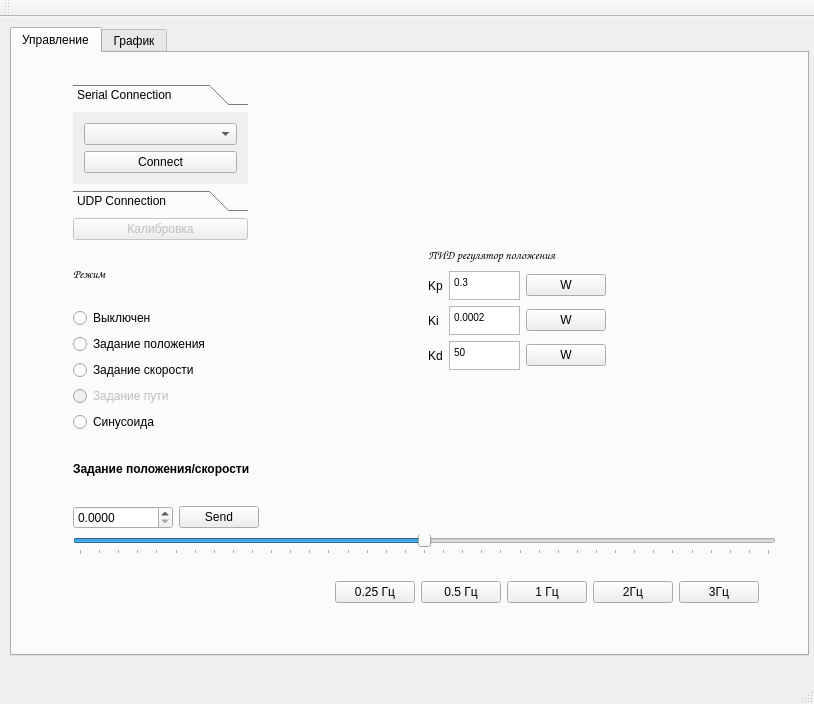
bauman-robotics/BLDC-control_SM7, file GUI/mainwindow.ui: the form before one commit.
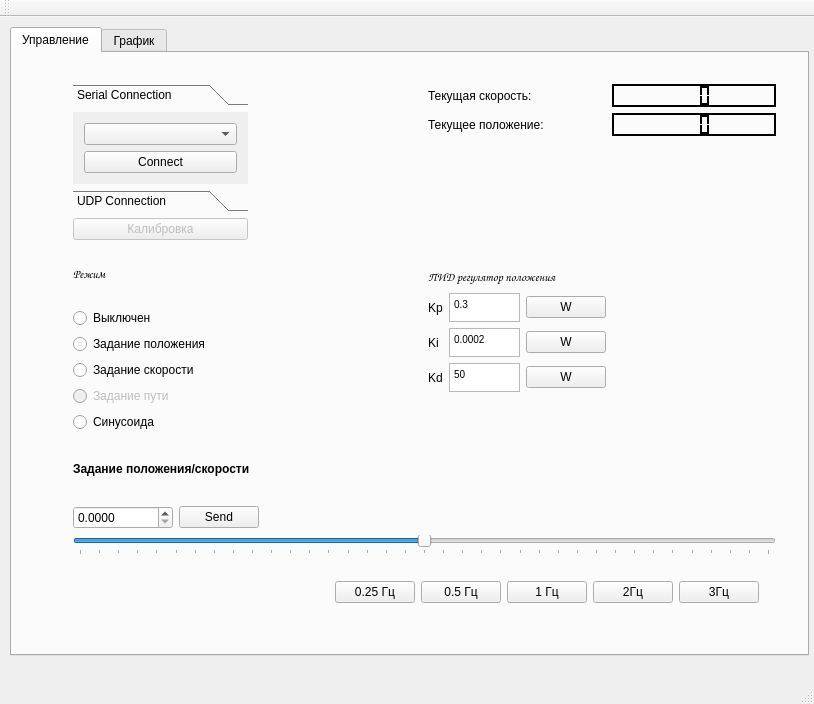
The form after the commit. The open tabs and pages were chosen to show the change. Custom widgets are drawn as their Qt base class.

Commit message: GUI add pos and speed visualisation

The edit to the form file:
```diff
--- a/GUI/mainwindow.ui
+++ b/GUI/mainwindow.ui
@@ -349,7 +349,21 @@
         </item>
         <item row="0" column="1" rowspan="2">
          <layout class="QGridLayout" name="gridLayout_4">
-          <item row="1" column="1">
+          <item row="3" column="0">
+           <widget class="QLabel" name="label_6">
+            <property name="font">
+             <font>
+              <family>Comic Sans MS</family>
+              <weight>75</weight>
+              <bold>true</bold>
+             </font>
+            </property>
+            <property name="text">
+             <string>ПИД регулятор положения</string>
+            </property>
+           </widget>
+          </item>
+          <item row="3" column="1">
            <spacer name="horizontalSpacer_3">
             <property name="orientation">
              <enum>Qt::Horizontal</enum>
@@ -363,6 +377,19 @@
            </spacer>
           </item>
           <item row="2" column="0">
+           <spacer name="verticalSpacer_2">
+            <property name="orientation">
+             <enum>Qt::Vertical</enum>
+            </property>
+            <property name="sizeHint" stdset="0">
+             <size>
+              <width>20</width>
+              <height>40</height>
+             </size>
+            </property>
+           </spacer>
+          </item>
+          <item row="4" column="0">
            <layout class="QVBoxLayout" name="verticalLayout">
             <item>
              <layout class="QHBoxLayout" name="horizontalLayout">
@@ -503,31 +530,868 @@
            </layout>
           </item>
           <item row="1" column="0">
-           <widget class="QLabel" name="label_6">
-            <property name="font">
-             <font>
-              <family>Comic Sans MS</family>
-              <weight>75</weight>
-              <bold>true</bold>
-             </font>
-            </property>
+           <widget class="QLabel" name="label_pos">
             <property name="text">
-             <string>ПИД регулятор положения</string>
+             <string>Текущее положение:</string>
             </property>
            </widget>
           </item>
           <item row="0" column="0">
-           <spacer name="verticalSpacer_2">
-            <property name="orientation">
-             <enum>Qt::Vertical</enum>
+           <widget class="QLabel" name="label_speed">
+            <property name="text">
+             <string>Текущая скорость:</string>
             </property>
-            <property name="sizeHint" stdset="0">
-             <size>
-              <width>20</width>
-              <height>40</height>
-             </size>
+           </widget>
+          </item>
+          <item row="0" column="1">
+           <widget class="QLCDNumber" name="speed_output">
+            <property name="palette">
+             <palette>
+              <active>
+               <colorrole role="WindowText">
+                <brush brushstyle="SolidPattern">
+                 <color alpha="255">
+                  <red>255</red>
+                  <green>255</green>
+                  <blue>255</blue>
+                 </color>
+                </brush>
+               </colorrole>
+               <colorrole role="Button">
+                <brush brushstyle="SolidPattern">
+                 <color alpha="255">
+                  <red>0</red>
+                  <green>0</green>
+                  <blue>0</blue>
+                 </color>
+                </brush>
+               </colorrole>
+               <colorrole role="Light">
+                <brush brushstyle="SolidPattern">
+                 <color alpha="255">
+                  <red>0</red>
+                  <green>0</green>
+                  <blue>0</blue>
+                 </color>
+                </brush>
+               </colorrole>
+               <colorrole role="Midlight">
+                <brush brushstyle="SolidPattern">
+                 <color alpha="255">
+                  <red>0</red>
+                  <green>0</green>
+                  <blue>0</blue>
+                 </color>
+                </brush>
+               </colorrole>
+               <colorrole role="Dark">
+                <brush brushstyle="SolidPattern">
+                 <color alpha="255">
+                  <red>0</red>
+                  <green>0</green>
+                  <blue>0</blue>
+                 </color>
+                </brush>
+               </colorrole>
+               <colorrole role="Mid">
+                <brush brushstyle="SolidPattern">
+                 <color alpha="255">
+                  <red>0</red>
+                  <green>0</green>
+                  <blue>0</blue>
+                 </color>
+                </brush>
+               </colorrole>
+               <colorrole role="Text">
+                <brush brushstyle="SolidPattern">
+                 <color alpha="255">
+                  <red>255</red>
+                  <green>255</green>
+                  <blue>255</blue>
+                 </color>
+                </brush>
+               </colorrole>
+               <colorrole role="BrightText">
+                <brush brushstyle="SolidPattern">
+                 <color alpha="255">
+                  <red>255</red>
+                  <green>255</green>
+                  <blue>255</blue>
+                 </color>
+                </brush>
+               </colorrole>
+               <colorrole role="ButtonText">
+                <brush brushstyle="SolidPattern">
+                 <color alpha="255">
+                  <red>255</red>
+                  <green>255</green>
+                  <blue>255</blue>
+                 </color>
+                </brush>
+               </colorrole>
+               <colorrole role="Base">
+                <brush brushstyle="SolidPattern">
+                 <color alpha="255">
+                  <red>0</red>
+                  <green>0</green>
+                  <blue>0</blue>
+                 </color>
+                </brush>
+               </colorrole>
+               <colorrole role="Window">
+                <brush brushstyle="SolidPattern">
+                 <color alpha="255">
+                  <red>0</red>
+                  <green>0</green>
+                  <blue>0</blue>
+                 </color>
+                </brush>
+               </colorrole>
+               <colorrole role="Shadow">
+                <brush brushstyle="SolidPattern">
+                 <color alpha="255">
+                  <red>0</red>
+                  <green>0</green>
+                  <blue>0</blue>
+                 </color>
+                </brush>
+               </colorrole>
+               <colorrole role="AlternateBase">
+                <brush brushstyle="SolidPattern">
+                 <color alpha="255">
+                  <red>0</red>
+                  <green>0</green>
+                  <blue>0</blue>
+                 </color>
+                </brush>
+               </colorrole>
+               <colorrole role="ToolTipBase">
+                <brush brushstyle="SolidPattern">
+                 <color alpha="255">
+                  <red>255</red>
+                  <green>255</green>
+                  <blue>220</blue>
+                 </color>
+                </brush>
+               </colorrole>
+               <colorrole role="ToolTipText">
+                <brush brushstyle="SolidPattern">
+                 <color alpha="255">
+                  <red>0</red>
+                  <green>0</green>
+                  <blue>0</blue>
+                 </color>
+                </brush>
+               </colorrole>
+              </active>
+              <inactive>
+               <colorrole role="WindowText">
+                <brush brushstyle="SolidPattern">
+                 <color alpha="255">
+                  <red>255</red>
+                  <green>255</green>
+                  <blue>255</blue>
+                 </color>
+                </brush>
+               </colorrole>
+               <colorrole role="Button">
+                <brush brushstyle="SolidPattern">
+                 <color alpha="255">
+                  <red>0</red>
+                  <green>0</green>
+                  <blue>0</blue>
+                 </color>
+                </brush>
+               </colorrole>
+               <colorrole role="Light">
+                <brush brushstyle="SolidPattern">
+                 <color alpha="255">
+                  <red>0</red>
+                  <green>0</green>
+                  <blue>0</blue>
+                 </color>
+                </brush>
+               </colorrole>
+               <colorrole role="Midlight">
+                <brush brushstyle="SolidPattern">
+                 <color alpha="255">
+                  <red>0</red>
+                  <green>0</green>
+                  <blue>0</blue>
+                 </color>
+                </brush>
+               </colorrole>
+               <colorrole role="Dark">
+                <brush brushstyle="SolidPattern">
+                 <color alpha="255">
+                  <red>0</red>
+                  <green>0</green>
+                  <blue>0</blue>
+                 </color>
+                </brush>
+               </colorrole>
+               <colorrole role="Mid">
+                <brush brushstyle="SolidPattern">
+                 <color alpha="255">
+                  <red>0</red>
+                  <green>0</green>
+                  <blue>0</blue>
+                 </color>
+                </brush>
+               </colorrole>
+               <colorrole role="Text">
+                <brush brushstyle="SolidPattern">
+                 <color alpha="255">
+                  <red>255</red>
+                  <green>255</green>
+                  <blue>255</blue>
+                 </color>
+                </brush>
+               </colorrole>
+               <colorrole role="BrightText">
+                <brush brushstyle="SolidPattern">
+                 <color alpha="255">
+                  <red>255</red>
+                  <green>255</green>
+                  <blue>255</blue>
+                 </color>
+                </brush>
+               </colorrole>
+               <colorrole role="ButtonText">
+                <brush brushstyle="SolidPattern">
+                 <color alpha="255">
+                  <red>255</red>
+                  <green>255</green>
+                  <blue>255</blue>
+                 </color>
+                </brush>
+               </colorrole>
+               <colorrole role="Base">
+                <brush brushstyle="SolidPattern">
+                 <color alpha="255">
+                  <red>0</red>
+                  <green>0</green>
+                  <blue>0</blue>
+                 </color>
+                </brush>
+               </colorrole>
+               <colorrole role="Window">
+                <brush brushstyle="SolidPattern">
+                 <color alpha="255">
+                  <red>0</red>
+                  <green>0</green>
+                  <blue>0</blue>
+                 </color>
+                </brush>
+               </colorrole>
+               <colorrole role="Shadow">
+                <brush brushstyle="SolidPattern">
+                 <color alpha="255">
+                  <red>0</red>
+                  <green>0</green>
+                  <blue>0</blue>
+                 </color>
+                </brush>
+               </colorrole>
+               <colorrole role="AlternateBase">
+                <brush brushstyle="SolidPattern">
+                 <color alpha="255">
+                  <red>0</red>
+                  <green>0</green>
+                  <blue>0</blue>
+                 </color>
+                </brush>
+               </colorrole>
+               <colorrole role="ToolTipBase">
+                <brush brushstyle="SolidPattern">
+                 <color alpha="255">
+                  <red>255</red>
+                  <green>255</green>
+                  <blue>220</blue>
+                 </color>
+                </brush>
+               </colorrole>
+               <colorrole role="ToolTipText">
+                <brush brushstyle="SolidPattern">
+                 <color alpha="255">
+                  <red>0</red>
+                  <green>0</green>
+                  <blue>0</blue>
+                 </color>
+                </brush>
+               </colorrole>
+              </inactive>
+              <disabled>
+               <colorrole role="WindowText">
+                <brush brushstyle="SolidPattern">
+                 <color alpha="255">
+                  <red>0</red>
+                  <green>0</green>
+                  <blue>0</blue>
+                 </color>
+                </brush>
+               </colorrole>
+               <colorrole role="Button">
+                <brush brushstyle="SolidPattern">
+                 <color alpha="255">
+                  <red>0</red>
+                  <green>0</green>
+                  <blue>0</blue>
+                 </color>
+                </brush>
+               </colorrole>
+               <colorrole role="Light">
+                <brush brushstyle="SolidPattern">
+                 <color alpha="255">
+                  <red>0</red>
+                  <green>0</green>
+                  <blue>0</blue>
+                 </color>
+                </brush>
+               </colorrole>
+               <colorrole role="Midlight">
+                <brush brushstyle="SolidPattern">
+                 <color alpha="255">
+                  <red>0</red>
+                  <green>0</green>
+                  <blue>0</blue>
+                 </color>
+                </brush>
+               </colorrole>
+               <colorrole role="Dark">
+                <brush brushstyle="SolidPattern">
+                 <color alpha="255">
+                  <red>0</red>
+                  <green>0</green>
+                  <blue>0</blue>
+                 </color>
+                </brush>
+               </colorrole>
+               <colorrole role="Mid">
+                <brush brushstyle="SolidPattern">
+                 <color alpha="255">
+                  <red>0</red>
+                  <green>0</green>
+                  <blue>0</blue>
+                 </color>
+                </brush>
+               </colorrole>
+               <colorrole role="Text">
+                <brush brushstyle="SolidPattern">
+                 <color alpha="255">
+                  <red>0</red>
+                  <green>0</green>
+                  <blue>0</blue>
+                 </color>
+                </brush>
+               </colorrole>
+               <colorrole role="BrightText">
+                <brush brushstyle="SolidPattern">
+                 <color alpha="255">
+                  <red>255</red>
+                  <green>255</green>
+                  <blue>255</blue>
+                 </color>
+                </brush>
+               </colorrole>
+               <colorrole role="ButtonText">
+                <brush brushstyle="SolidPattern">
+                 <color alpha="255">
+                  <red>0</red>
+                  <green>0</green>
+                  <blue>0</blue>
+                 </color>
+                </brush>
+               </colorrole>
+               <colorrole role="Base">
+                <brush brushstyle="SolidPattern">
+                 <color alpha="255">
+                  <red>0</red>
+                  <green>0</green>
+                  <blue>0</blue>
+                 </color>
+                </brush>
+               </colorrole>
+               <colorrole role="Window">
+                <brush brushstyle="SolidPattern">
+                 <color alpha="255">
+                  <red>0</red>
+                  <green>0</green>
+                  <blue>0</blue>
+                 </color>
+                </brush>
+               </colorrole>
+               <colorrole role="Shadow">
+                <brush brushstyle="SolidPattern">
+                 <color alpha="255">
+                  <red>0</red>
+                  <green>0</green>
+                  <blue>0</blue>
+                 </color>
+                </brush>
+               </colorrole>
+               <colorrole role="AlternateBase">
+                <brush brushstyle="SolidPattern">
+                 <color alpha="255">
+                  <red>0</red>
+                  <green>0</green>
+                  <blue>0</blue>
+                 </color>
+                </brush>
+               </colorrole>
+               <colorrole role="ToolTipBase">
+                <brush brushstyle="SolidPattern">
+                 <color alpha="255">
+                  <red>255</red>
+                  <green>255</green>
+                  <blue>220</blue>
+                 </color>
+                </brush>
+               </colorrole>
+               <colorrole role="ToolTipText">
+                <brush brushstyle="SolidPattern">
+                 <color alpha="255">
+                  <red>0</red>
+                  <green>0</green>
+                  <blue>0</blue>
+                 </color>
+                </brush>
+               </colorrole>
+              </disabled>
+             </palette>
             </property>
-           </spacer>
+            <property name="smallDecimalPoint">
+             <bool>true</bool>
+            </property>
+            <property name="digitCount">
+             <number>3</number>
+            </property>
+           </widget>
+          </item>
+          <item row="1" column="1">
+           <widget class="QLCDNumber" name="pos_output">
+            <property name="palette">
+             <palette>
+              <active>
+               <colorrole role="WindowText">
+                <brush brushstyle="SolidPattern">
+                 <color alpha="255">
+                  <red>255</red>
+                  <green>255</green>
+                  <blue>255</blue>
+                 </color>
+                </brush>
+               </colorrole>
+               <colorrole role="Button">
+                <brush brushstyle="SolidPattern">
+                 <color alpha="255">
+                  <red>0</red>
+                  <green>0</green>
+                  <blue>0</blue>
+                 </color>
+                </brush>
+               </colorrole>
+               <colorrole role="Light">
+                <brush brushstyle="SolidPattern">
+                 <color alpha="255">
+                  <red>0</red>
+                  <green>0</green>
+                  <blue>0</blue>
+                 </color>
+                </brush>
+               </colorrole>
+               <colorrole role="Midlight">
+                <brush brushstyle="SolidPattern">
+                 <color alpha="255">
+                  <red>0</red>
+                  <green>0</green>
+                  <blue>0</blue>
+                 </color>
+                </brush>
+               </colorrole>
+               <colorrole role="Dark">
+                <brush brushstyle="SolidPattern">
+                 <color alpha="255">
+                  <red>0</red>
+                  <green>0</green>
+                  <blue>0</blue>
+                 </color>
+                </brush>
+               </colorrole>
+               <colorrole role="Mid">
+                <brush brushstyle="SolidPattern">
+                 <color alpha="255">
+                  <red>0</red>
+                  <green>0</green>
+                  <blue>0</blue>
+                 </color>
+                </brush>
+               </colorrole>
+               <colorrole role="Text">
+                <brush brushstyle="SolidPattern">
+                 <color alpha="255">
+                  <red>255</red>
+                  <green>255</green>
+                  <blue>255</blue>
+                 </color>
+                </brush>
+               </colorrole>
+               <colorrole role="BrightText">
+                <brush brushstyle="SolidPattern">
+                 <color alpha="255">
+                  <red>255</red>
+                  <green>255</green>
+                  <blue>255</blue>
+                 </color>
+                </brush>
+               </colorrole>
+               <colorrole role="ButtonText">
+                <brush brushstyle="SolidPattern">
+                 <color alpha="255">
+                  <red>255</red>
+                  <green>255</green>
+                  <blue>255</blue>
+                 </color>
+                </brush>
+               </colorrole>
+               <colorrole role="Base">
+                <brush brushstyle="SolidPattern">
+                 <color alpha="255">
+                  <red>0</red>
+                  <green>0</green>
+                  <blue>0</blue>
+                 </color>
+                </brush>
+               </colorrole>
+               <colorrole role="Window">
+                <brush brushstyle="SolidPattern">
+                 <color alpha="255">
+                  <red>0</red>
+                  <green>0</green>
+                  <blue>0</blue>
+                 </color>
+                </brush>
+               </colorrole>
+               <colorrole role="Shadow">
+                <brush brushstyle="SolidPattern">
+                 <color alpha="255">
+                  <red>0</red>
+                  <green>0</green>
+                  <blue>0</blue>
+                 </color>
+                </brush>
+               </colorrole>
+               <colorrole role="AlternateBase">
+                <brush brushstyle="SolidPattern">
+                 <color alpha="255">
+                  <red>0</red>
+                  <green>0</green>
+                  <blue>0</blue>
+                 </color>
+                </brush>
+               </colorrole>
+               <colorrole role="ToolTipBase">
+                <brush brushstyle="SolidPattern">
+                 <color alpha="255">
+                  <red>255</red>
+                  <green>255</green>
+                  <blue>220</blue>
+                 </color>
+                </brush>
+               </colorrole>
+               <colorrole role="ToolTipText">
+                <brush brushstyle="SolidPattern">
+                 <color alpha="255">
+                  <red>0</red>
+                  <green>0</green>
+                  <blue>0</blue>
+                 </color>
+                </brush>
+               </colorrole>
+              </active>
+              <inactive>
+               <colorrole role="WindowText">
+                <brush brushstyle="SolidPattern">
+                 <color alpha="255">
+                  <red>255</red>
+                  <green>255</green>
+                  <blue>255</blue>
+                 </color>
+                </brush>
+               </colorrole>
+               <colorrole role="Button">
+                <brush brushstyle="SolidPattern">
+                 <color alpha="255">
+                  <red>0</red>
+                  <green>0</green>
+                  <blue>0</blue>
+                 </color>
+                </brush>
+               </colorrole>
+               <colorrole role="Light">
+                <brush brushstyle="SolidPattern">
+                 <color alpha="255">
+                  <red>0</red>
+                  <green>0</green>
+                  <blue>0</blue>
+                 </color>
+                </brush>
+               </colorrole>
+               <colorrole role="Midlight">
+                <brush brushstyle="SolidPattern">
+                 <color alpha="255">
+                  <red>0</red>
+                  <green>0</green>
+                  <blue>0</blue>
+                 </color>
+                </brush>
+               </colorrole>
+               <colorrole role="Dark">
+                <brush brushstyle="SolidPattern">
+                 <color alpha="255">
+                  <red>0</red>
+                  <green>0</green>
+                  <blue>0</blue>
+                 </color>
+                </brush>
+               </colorrole>
+               <colorrole role="Mid">
+                <brush brushstyle="SolidPattern">
+                 <color alpha="255">
+                  <red>0</red>
+                  <green>0</green>
+                  <blue>0</blue>
+                 </color>
+                </brush>
+               </colorrole>
+               <colorrole role="Text">
+                <brush brushstyle="SolidPattern">
+                 <color alpha="255">
+                  <red>255</red>
+                  <green>255</green>
+                  <blue>255</blue>
+                 </color>
+                </brush>
+               </colorrole>
+               <colorrole role="BrightText">
+                <brush brushstyle="SolidPattern">
+                 <color alpha="255">
+                  <red>255</red>
+                  <green>255</green>
+                  <blue>255</blue>
+                 </color>
+                </brush>
+               </colorrole>
+               <colorrole role="ButtonText">
+                <brush brushstyle="SolidPattern">
+                 <color alpha="255">
+                  <red>255</red>
+                  <green>255</green>
+                  <blue>255</blue>
+                 </color>
+                </brush>
+               </colorrole>
+               <colorrole role="Base">
+                <brush brushstyle="SolidPattern">
+                 <color alpha="255">
+                  <red>0</red>
+                  <green>0</green>
+                  <blue>0</blue>
+                 </color>
+                </brush>
+               </colorrole>
+               <colorrole role="Window">
+                <brush brushstyle="SolidPattern">
+                 <color alpha="255">
+                  <red>0</red>
+                  <green>0</green>
+                  <blue>0</blue>
+                 </color>
+                </brush>
+               </colorrole>
+               <colorrole role="Shadow">
+                <brush brushstyle="SolidPattern">
+                 <color alpha="255">
+                  <red>0</red>
+                  <green>0</green>
+                  <blue>0</blue>
+                 </color>
+                </brush>
+               </colorrole>
+               <colorrole role="AlternateBase">
+                <brush brushstyle="SolidPattern">
+                 <color alpha="255">
+                  <red>0</red>
+                  <green>0</green>
+                  <blue>0</blue>
+                 </color>
+                </brush>
+               </colorrole>
+               <colorrole role="ToolTipBase">
+                <brush brushstyle="SolidPattern">
+                 <color alpha="255">
+                  <red>255</red>
+                  <green>255</green>
+                  <blue>220</blue>
+                 </color>
+                </brush>
+               </colorrole>
+               <colorrole role="ToolTipText">
+                <brush brushstyle="SolidPattern">
+                 <color alpha="255">
+                  <red>0</red>
+                  <green>0</green>
+                  <blue>0</blue>
+                 </color>
+                </brush>
+               </colorrole>
+              </inactive>
+              <disabled>
+               <colorrole role="WindowText">
+                <brush brushstyle="SolidPattern">
+                 <color alpha="255">
+                  <red>0</red>
+                  <green>0</green>
+                  <blue>0</blue>
+                 </color>
+                </brush>
+               </colorrole>
+               <colorrole role="Button">
+                <brush brushstyle="SolidPattern">
+                 <color alpha="255">
+                  <red>0</red>
+                  <green>0</green>
+                  <blue>0</blue>
+                 </color>
+                </brush>
+               </colorrole>
+               <colorrole role="Light">
+                <brush brushstyle="SolidPattern">
+                 <color alpha="255">
+                  <red>0</red>
+                  <green>0</green>
+                  <blue>0</blue>
+                 </color>
+                </brush>
+               </colorrole>
+               <colorrole role="Midlight">
+                <brush brushstyle="SolidPattern">
+                 <color alpha="255">
+                  <red>0</red>
+                  <green>0</green>
+                  <blue>0</blue>
+                 </color>
+                </brush>
+               </colorrole>
+               <colorrole role="Dark">
+                <brush brushstyle="SolidPattern">
+                 <color alpha="255">
+                  <red>0</red>
+                  <green>0</green>
+                  <blue>0</blue>
+                 </color>
+                </brush>
+               </colorrole>
+               <colorrole role="Mid">
+                <brush brushstyle="SolidPattern">
+                 <color alpha="255">
+                  <red>0</red>
+                  <green>0</green>
+                  <blue>0</blue>
+                 </color>
+                </brush>
+               </colorrole>
+               <colorrole role="Text">
+                <brush brushstyle="SolidPattern">
+                 <color alpha="255">
+                  <red>0</red>
+                  <green>0</green>
+                  <blue>0</blue>
+                 </color>
+                </brush>
+               </colorrole>
+               <colorrole role="BrightText">
+                <brush brushstyle="SolidPattern">
+                 <color alpha="255">
+                  <red>255</red>
+                  <green>255</green>
+                  <blue>255</blue>
+                 </color>
+                </brush>
+               </colorrole>
+               <colorrole role="ButtonText">
+                <brush brushstyle="SolidPattern">
+                 <color alpha="255">
+                  <red>0</red>
+                  <green>0</green>
+                  <blue>0</blue>
+                 </color>
+                </brush>
+               </colorrole>
+               <colorrole role="Base">
+                <brush brushstyle="SolidPattern">
+                 <color alpha="255">
+                  <red>0</red>
+                  <green>0</green>
+                  <blue>0</blue>
+                 </color>
+                </brush>
+               </colorrole>
+               <colorrole role="Window">
+                <brush brushstyle="SolidPattern">
+                 <color alpha="255">
+                  <red>0</red>
+                  <green>0</green>
+                  <blue>0</blue>
+                 </color>
+                </brush>
+               </colorrole>
+               <colorrole role="Shadow">
+                <brush brushstyle="SolidPattern">
+                 <color alpha="255">
+                  <red>0</red>
+                  <green>0</green>
+                  <blue>0</blue>
+                 </color>
+                </brush>
+               </colorrole>
+               <colorrole role="AlternateBase">
+                <brush brushstyle="SolidPattern">
+                 <color alpha="255">
+                  <red>0</red>
+                  <green>0</green>
+                  <blue>0</blue>
+                 </color>
+                </brush>
+               </colorrole>
+               <colorrole role="ToolTipBase">
+                <brush brushstyle="SolidPattern">
+                 <color alpha="255">
+                  <red>255</red>
+                  <green>255</green>
+                  <blue>220</blue>
+                 </color>
+                </brush>
+               </colorrole>
+               <colorrole role="ToolTipText">
+                <brush brushstyle="SolidPattern">
+                 <color alpha="255">
+                  <red>0</red>
+                  <green>0</green>
+                  <blue>0</blue>
+                 </color>
+                </brush>
+               </colorrole>
+              </disabled>
+             </palette>
+            </property>
+            <property name="smallDecimalPoint">
+             <bool>true</bool>
+            </property>
+            <property name="digitCount">
+             <number>3</number>
+            </property>
+           </widget>
           </item>
          </layout>
         </item>
```
Left out of the diff: 48 changed lines with no effect on the pictures. The commit also changes 15 other files.
